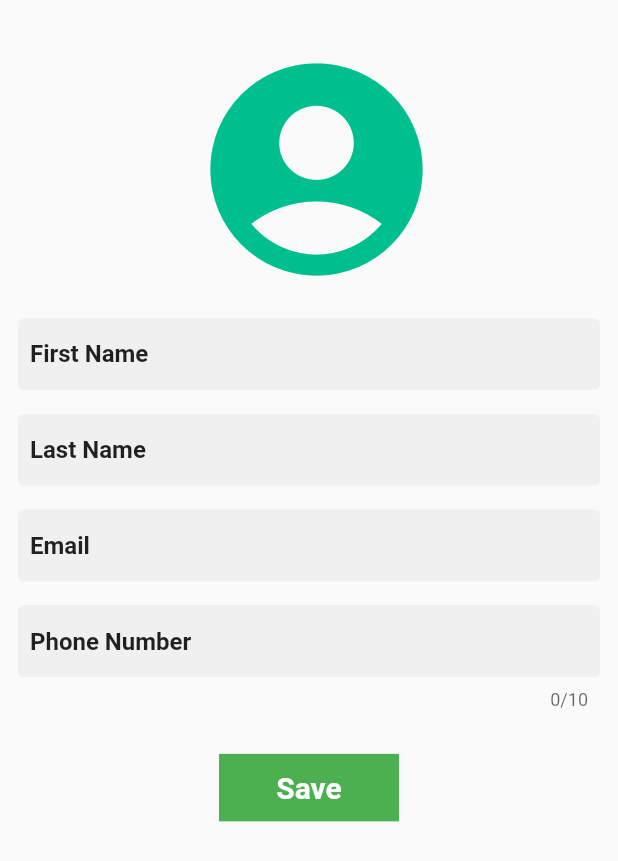
After one commit to Anil8000/Silvertouch-Contact, a Flutter app: the AddContactScreenUI screen opened directly, on a phone screen of 412 x 824 dp. The commit adds this screen. Shown: the top 861 px of the screen. Run offline on Flutter 3.47's test engine with Material 2 defaults, Android fonts, the phone set to English and light mode, and no system bars; our stand-ins replace font_awesome_flutter, get, image_picker.

Commit message:
#All UI Complete

```diff
--- /dev/null
+++ b/lib/controllers/BasicsController.dart
@@ -0,0 +1,14 @@
+import 'package:get/get.dart';
+
+class AddContactController extends GetxController{
+  var img;
+
+  void setUploadImage(var imgPath){
+    img = imgPath;
+    //print("$img");
+    update();
+  }
+
+
+
+}
--- a/lib/controllers/DashboardController.dart
+++ b/lib/controllers/DashboardController.dart
@@ -4,7 +4,7 @@ class DashboardController extends GetxController{
   int bottomSelectedIndex=1;
   int drawerSelectedIndex=0;
   int selectedPageViewIndex=1;
-  String appBarTitle= "Home";
+  String appBarTitle= "Create and Store category";
 
   void updateBottomSelectedIndex(int index){
     bottomSelectedIndex=index;
@@ -16,10 +16,10 @@ void updateDrawerSelectedIndex(int index){
   //print("drawer=="+drawerSelectedIndex.toString());
 
   if(index == 0){
-    appBarTitle = "Home";
+    appBarTitle = "Create and Store category";
   }
   else if(index == 1){
-    appBarTitle = "Buy VOLTNOTE";
+    appBarTitle = "Add Contact";
   }
   else if(index == 2){
     appBarTitle = "History";
--- /dev/null
+++ b/lib/ui/AddContactScreenUI.dart
@@ -0,0 +1,197 @@
+// ignore_for_file: prefer_const_constructors
+
+import 'dart:io';
+
+import 'package:flutter/material.dart';
+import 'package:get/get.dart';
+import 'package:image_picker/image_picker.dart';
+import 'package:silvertouch_contach/controllers/BasicsController.dart';
+import 'package:silvertouch_contach/utils/AppColors.dart';
+import 'package:silvertouch_contach/utils/FieldValidator.dart';
+import 'package:silvertouch_contach/widgets/RoundedButton.dart';
+import 'package:silvertouch_contach/widgets/TextFormInputField.dart';
+
+class AddContactScreenUI extends StatefulWidget {
+  const AddContactScreenUI({Key? key}) : super(key: key);
+
+  @override
+  State<AddContactScreenUI> createState() => _AddContactScreenUIState();
+}
+
+class _AddContactScreenUIState extends State<AddContactScreenUI> {
+
+  final _formKey = GlobalKey<FormState>();
+  TextEditingController firstNameController = TextEditingController();
+  TextEditingController lastNameController = TextEditingController();
+  TextEditingController emailController = TextEditingController();
+  TextEditingController phoneNumberController = TextEditingController();
+
+  @override
+  Widget build(BuildContext context) {
+    return Scaffold(
+      body: Padding(
+        padding: const EdgeInsets.all(8.0),
+        child: SingleChildScrollView(
+          child: Column(
+            children: [
+
+              topContainer(),
+              bottomContainer(),
+
+            ],
+          ),
+        ),
+      ),
+    );
+  }
+
+
+  Widget topContainer(){
+    return Column(
+      children: [
+        SizedBox(height: 20,),
+
+        GetBuilder(
+          init: AddContactController(),
+          builder: (AddContactController controller) {
+            return Container(
+              child: controller.img == null
+                  ?InkWell(
+                    onTap: () async {
+                      final pickedFile = await ImagePicker().pickImage(source: ImageSource.gallery);
+
+                      print("pickedFile  ::  $pickedFile");
+
+                      controller.setUploadImage(pickedFile!.path.toString());
+                    },
+                    child: Center(
+                      child: CircleAvatar(
+                        radius: 80,
+                        backgroundColor: Colors.transparent,
+                        child: Icon(Icons.account_circle_sharp,size: 170,color: AppColors.primaryColor,),
+                      ),
+                    ),
+                  )
+                  :Column(
+                  children: [
+
+                  CircleAvatar(
+                      radius: 80,
+                      backgroundColor: Colors.transparent,
+                      backgroundImage: FileImage(File(controller.img),)
+                  ),
+
+                  InkWell(
+                    onTap: () async {
+                      final pickedFile = await ImagePicker().getImage(source: ImageSource.gallery);
+                      controller.setUploadImage(pickedFile!.path);
+                    },
+                    child: Container(
+                      margin: EdgeInsets.only(right: 20),
+                      alignment: Alignment.bottomRight,
+                      child: CircleAvatar(
+                        backgroundColor: AppColors.primaryAssent,
+                        child: Icon(Icons.edit,color: Colors.white,),
+                      ),
+                    ),
+                  ),
+                  SizedBox(height: 10,),
+                ],
+              ),
+            );
+          },
+        ),
+
+        SizedBox(height: 20,),
+
+      ],
+    );
+  }
+
+
+  Widget bottomContainer(){
+    return Form(
+      key: _formKey,
+      child: Column(
+        children: [
+
+          TextFormInputField(
+            hintText: "First Name",
+            controller: firstNameController,
+            validator: (v){
+              return FieldValidator.validateValueIsEmpty(v!);
+            },
+          ),
+
+          SizedBox(height: 5,),
+
+          TextFormInputField(
+            hintText: "Last Name",
+            controller: lastNameController,
+            validator: (v){
+              return FieldValidator.validateValueIsEmpty(v!);
+            },
+          ),
+
+          SizedBox(height: 5,),
+
+          TextFormInputField(
+            hintText: "Email",
+            controller: emailController,
+            validator: (v){
+              return FieldValidator.validateValueIsEmpty(v!);
+            },
+          ),
+
+          SizedBox(height: 5,),
+
+          TextFormInputField(
+            hintText: "Phone Number",
+            controller: phoneNumberController,
+            keyboardType: TextInputType.number,
+            maxLength: 10,
+            validator: (v){
+              return FieldValidator.validateValueIsEmpty(v!);
+            },
+          ),
+
+          SizedBox(height: 10,),
+
+
+          InkWell(
+            onTap: () {
+              if(_formKey.currentState!.validate()){
+
+              }
+              clearData();
+            },
+            child: Padding(
+              padding: const EdgeInsets.only(top: 15,bottom: 12,left: 8,right: 8),
+              child: RoundedButton(
+                text: "Save",
+                onTap: () {
+
+                },
+              ),
+            ),
+          ),
+
+          SizedBox(height: 20,),
+
+
+        ],
+      ),
+    );
+  }
+
+
+  clearData(){
+    firstNameController.clear();
+    lastNameController.clear();
+    emailController.clear();
+    phoneNumberController.clear();
+  }
+
+
+
+}
--- a/lib/ui/SplashScreenUI.dart
+++ b/lib/ui/SplashScreenUI.dart
@@ -3,6 +3,7 @@
 import 'package:flutter/cupertino.dart';
 import 'package:flutter/material.dart';
 import 'package:get/get.dart';
+import 'package:silvertouch_contach/ui/MainScreenUI.dart';
 import 'package:silvertouch_contach/utils/AppString.dart';
 
 import 'CategoryScreenUI.dart';
@@ -22,7 +23,7 @@ class _SplashScreenUIState extends State<SplashScreenUI> {
     super.initState();
 
     Future.delayed(Duration(seconds: 4,),(){
-      Get.off(()=> CategoryScreenUI(),);
+      Get.off(()=> MainScreenUI(),);
     });
 
   }
--- a/lib/utils/AppString.dart
+++ b/lib/utils/AppString.dart
@@ -4,4 +4,99 @@ class AppString{
 
   static const String imagePath = "assets/images/";
 
+
+  static const String resumeBuilder = "Resume Builder";
+  static const String selectImage = "Select Image";
+
+  static const String signIn = "Sign In";
+  static const String signUp = "Sign Up";
+  static const String login = "Login";
+  static const String submit = "Submit";
+  static const String select = "Select";
+
+  static const String imagesAssetPath = "assets/images/";
+  static const String imagesBackgroundPath = "assets/background/";
+  static const String iconImagesPath = "assets/icon/";
+  static const String logoImagesPath = "assets/logo/";
+
+
+  static const String plzsigncontinue = "Please sign in to continue";
+  static const String enterValidEmail = "Enter Valid Email";
+  static const String emailRequired = "Email is Required";
+  static const String forgotPassQ = "Forgot Password ?";
+  static const String forgotPassword = "Forgot Password";
+  static const String next = "Next";
+  static const String enterPassword = "Enter Your Password";
+  static const String enterEmail = "Enter Your EmailId!";
+  static const String newPassword = "New Password";
+  static const String enterNewPassword = "Enter New Password";
+  static const String oldPassword = "Old Password";
+  static const String enterOldPassword = "Enter Old Password";
+  static const String confirmPassword = "Confirm Password";
+  static const String enterConfirmPassword = "Enter Confirm Password";
+  static const String confirmPwdNotMatch = "Confirm Password should match password";
+  static const String enterValidPassword = "Enter Valid Password";
+  static const String changePassword = "Change Password";
+
+
+  static const String security_note = "Select one of the verification methods you want to use to protect your account.";
+  static const String fingerPrint = "Fingerprint";
+  static const String info = "Info";
+  static const String your_phrase_must_18_words = "Your Phrase must 18 words.";
+  static const String invalid = "Invalid";
+  static const String your_phrase_not_valid = "Your Phrase in not valid.";
+  static const String msg_wrong_fingerPrint = "Wrong FingerPrint";
+  static const String enter_your_recovery_phrase = "Enter Your Recovery Phrase";
+  static const String carefully_write_down_this_phrase = "Carefully write down this phrase";
+  static const String i_written_down = "I\' Written It Down";
+  static const String i_have_safely_stored_recovery_phrase = "I have safely stored my recovery phrase.";
+  static const String msg_create_wallet_copy_recovery_phrase = "Do you want to copy the recovery phrase to the clipboard? If so, keep in mind that other applications may see this information.";
+
+  static const String msg_create_pwd_for_wallet = "By Creating a new wallet you accept the";
+  static const String terms_Condition = "Terms and Condition";
+  static const String msg_create_pwd_for_wallet1 = " of the Multi-Coin Wallet.";
+  static const String ready = "Ready";
+  static const String copied_to_clipboard = "Copy to Clipboard";
+  static const String previous_address = "Previous Address";
+  static const String show_recovery_phrase = "Show Recovery Phrase";
+  static const String msg_restore_wallet = "If you restore a wallet,your existing wallet will be lost unless you backed up your recovery phrase.";
+
+
+  static const String history="History";
+  static const String receive="Receive";
+  static const String home="Home";
+  static const String send="Send";
+  static const String settings="Settings";
+
+
+
+  static const String chars = "0123456789ABCDEFGHIJKLMNOPQRSTUVWXYZabcdefghijklmnopqrstuvwxyz";
+  static const String secrete = "SA&*)j_a!-@#IV%^Tf";
+
+  static const String invalidRequest = "Invalid request";
+
+  static const String loginTitle = "LOGIN";
+
+  static const String loginSubTitle = "Please enter your email & password ";
+
+  static const String otpTitle = "Mobile Verification";
+
+  static const String otpSubTitle = "Your phone number";
+
+  static const String enterOTPMessage =
+      "Enter the 4 digit code sent to your phone";
+
+  static const String resendOTPMessage = "I have a problem. Resend OTP";
+
+  static const String resendOTP = "Resend OTP";
+  static const String responseError =
+      "something went wrong!, Please try again later";
+  static const String referText =
+      "Invite your friends an get up to max. 5 Free SPINS daily! And you get also in three levels provisions of all winnings! But plz. not spam or something else.";
+
+
+  static const String urlTermsOfConditions = "https://wallet.voltnote.info/terms-condition";
+  static const String urlPrivacyPolicy = "https://wallet.voltnote.info/privacy-policy";
+
+
 }
--- a/pubspec.yaml
+++ b/pubspec.yaml
@@ -38,6 +38,8 @@ dependencies:
   get: ^4.2.4
   #sqflite: ^2.0.2+1
   fluttertoast:  ^8.0.7
+  image_picker: ^0.8.5
+  font_awesome_flutter: ^9.1.0
 
 
 
```
Also changed, not shown: lib/ui/CategoryScreenUI.dart (+3 -4 lines), lib/ui/ContactListScreenUI.dart (added, +64 -0 lines), lib/ui/MainScreenUI.dart (+5 -3 lines), lib/utils/FieldValidator.dart (added, +107 -0 lines), lib/widgets/CommonDrawer.dart (+7 -3 lines), pubspec.lock.
